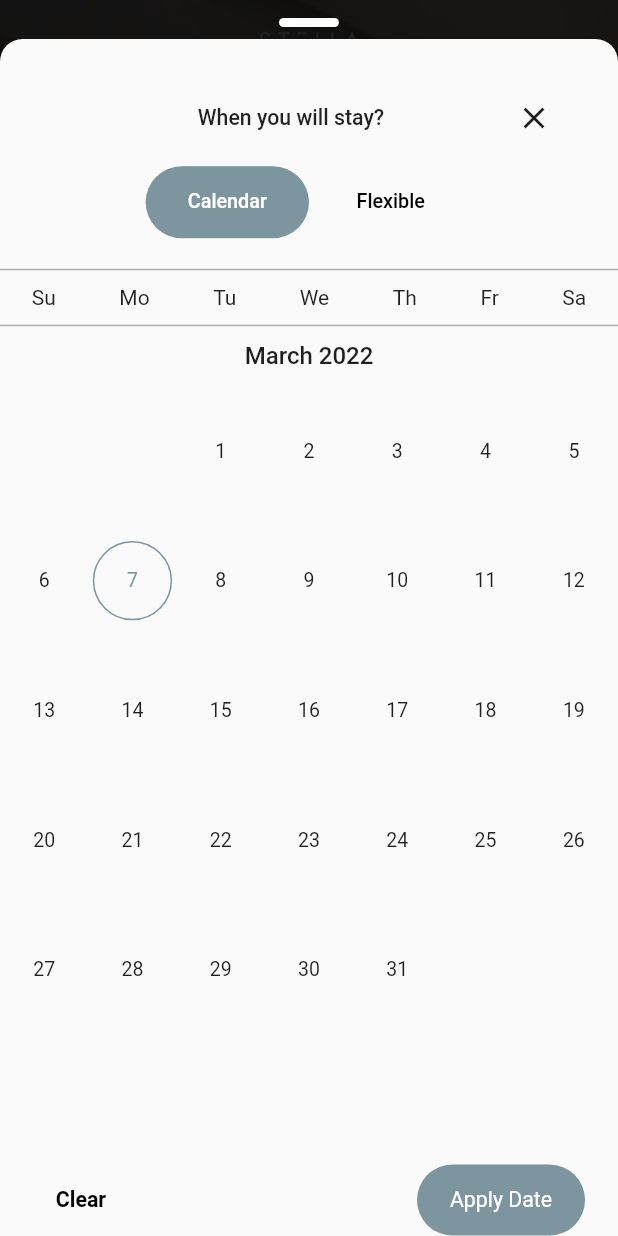
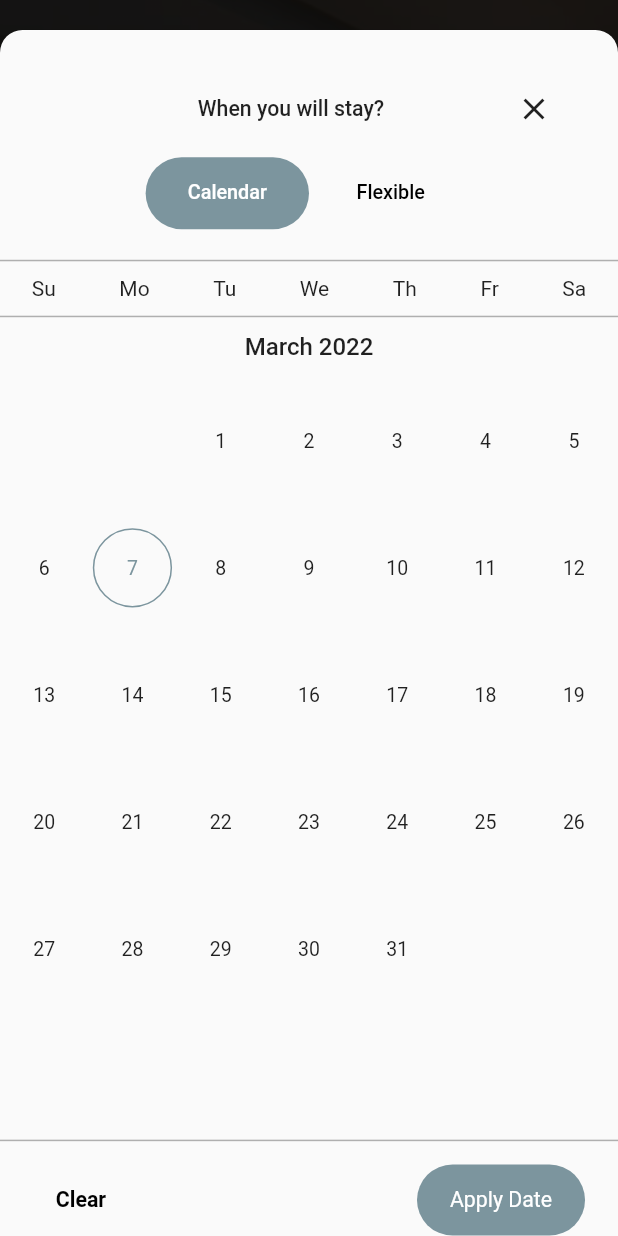
Before and after one commit to Mohamed-Gibreel/StellaStaysMobile, a Flutter app: the HomePage screen opened by its route, after a tap on "DATES", on a phone screen of 412 x 824 dp. Run offline on Flutter 3.47's test engine with Material 2 defaults, Android fonts, the phone set to English and light mode, and no system bars; drawn by our look-alikes of syncfusion_flutter_datepicker; our stand-ins replace cached_network_image, carousel_slider, cloud_firestore, firebase_auth, firebase_core, flutter_screenutil and 3 more; missing offline and left inert: flutter_displaymode; accounts and stored records are empty.

Commit message:
Hide top control in date picker bar modal bottom sheet

```diff
--- a/lib/components/date-picker.dart
+++ b/lib/components/date-picker.dart
@@ -153,7 +153,11 @@ class _DatePickerState extends State<DatePicker>
               ),
               SafeArea(
                 child: Container(
-                  padding: EdgeInsets.symmetric(horizontal: 20.w),
+                  decoration: BoxDecoration(
+                      border: Border(
+                          top:
+                              BorderSide(color: Colors.black.withOpacity(.3)))),
+                  padding: EdgeInsets.only(left: 20.w, right: 20.w, top: 15.h),
                   child: Row(
                     mainAxisAlignment: MainAxisAlignment.spaceBetween,
                     children: [
--- a/lib/components/search_bar.dart
+++ b/lib/components/search_bar.dart
@@ -147,6 +147,7 @@ class _SearchBarState extends State<SearchBar> {
                   onTap: (() async {
                     PickerDateRange? selectedRange =
                         await showBarModalBottomSheet(
+                            topControl: const SizedBox(),
                             context: context,
                             clipBehavior: Clip.none,
                             builder: (BuildContext ctx) => DatePicker(
```
